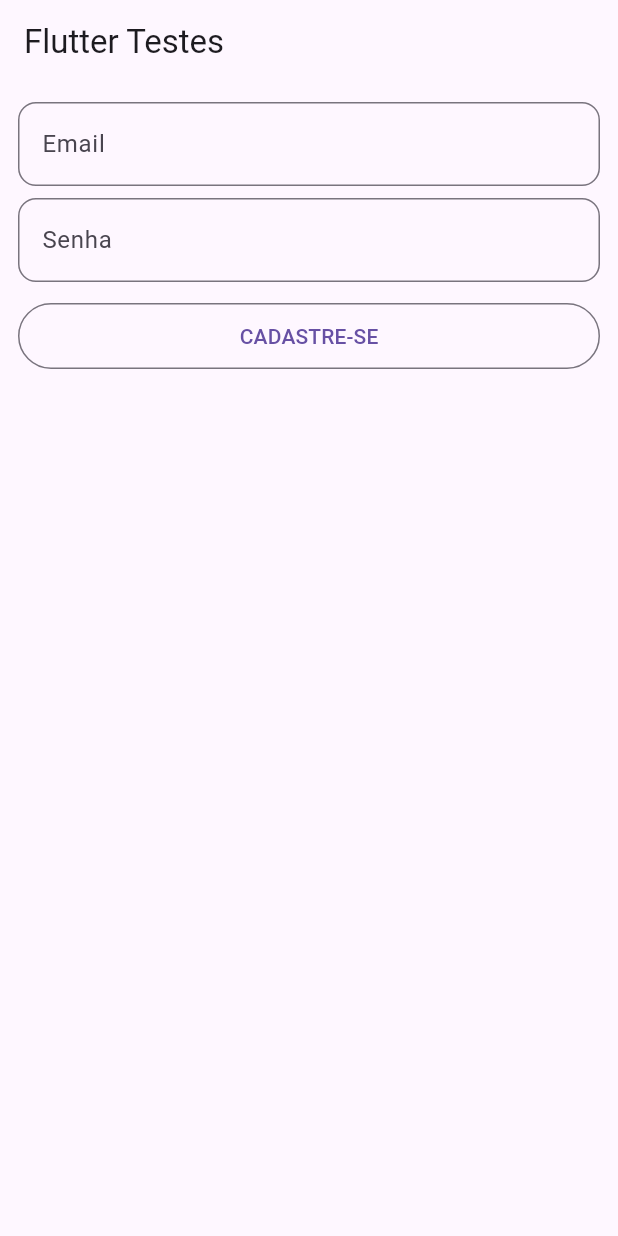
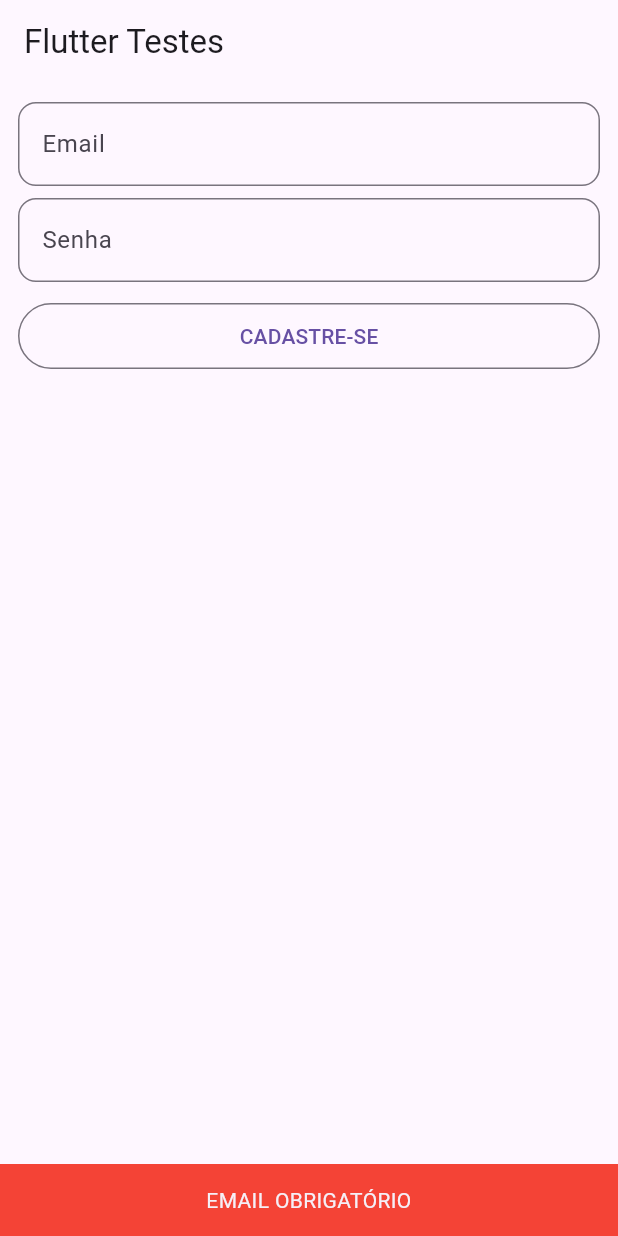
Before and after one commit to agipensador/tests_flutter, a Flutter app: the screen it shows after launch, after a tap on "CADASTRE-SE", on a phone screen of 412 x 824 dp. Run offline on Flutter 3.47's test engine with Material 3 defaults, Android fonts, the phone set to English and light mode, and no system bars.

Commit message:
PASSO 2 DOC - vinculando o TDD com o botao de CADASTRE-SE

```diff
--- a/app_tests/lib/app/screens/register_screen.dart
+++ b/app_tests/lib/app/screens/register_screen.dart
@@ -1,3 +1,4 @@
+import 'package:app_tests/app/shared/auth/auth_service.dart';
 import 'package:flutter/cupertino.dart';
 import 'package:flutter/material.dart';
 
@@ -9,10 +10,14 @@ class MyApp extends StatefulWidget {
 }
 
 class _MyAppState extends State<MyApp> {
+  //ESTES CONTROLLERS NÃO FAZEM PARTE DO TESTE, MAS GERENCIAM OS TEXTOS DO TEXTFORMFIELD
   final TextEditingController emailTextEditingController =
       TextEditingController();
   final TextEditingController passTextEditingController =
       TextEditingController();
+
+  //INSTANCIANDO/INICIANDO A AUTENTICAÇÃO (ACESSA A CLASSE AUTH SERVICE)
+  final Auth _auth = Auth();
 
   @override
   Widget build(BuildContext context) {
@@ -55,8 +60,29 @@ class _MyAppState extends State<MyApp> {
                 Expanded(
                   child: OutlinedButton(
                     //O TESTE LOCALIZA ESTE WIDGET POR CONTA DA KEY "register"
-                  key: const Key("register"),
-                    onPressed: () {},
+                    key: const Key("register"),
+                    onPressed: () {
+                      //VARIÁVEL PARA SALVAR O RETORNO/RESULTADO DA FUNÇÃO RESULT
+                      final result =
+                          //CHAMA A FUNÇÃO DE AUTH
+                          _auth.register(
+                              //BUSCAMOS O TEXTO DO TEXTFORMFIEL DE EMAIL
+                              emailTextEditingController.text,
+                              //BUSCAMOS O TEXTO DO TEXTFORMFIEL DE PASSWORD
+                              passTextEditingController.text);
+
+                      if (result == null) {
+                      } else {
+                        ScaffoldMessenger.of(context)
+                            .showSnackBar(SnackBar(
+                          content: Text(
+                            result.toString().toUpperCase(),
+                            textAlign: TextAlign.center,
+                          ),
+                          backgroundColor: Colors.red,
+                        ));
+                      }
+                    },
                     child: const Padding(
                       padding: EdgeInsets.symmetric(vertical: 12),
                       child: Text('CADASTRE-SE'),
```
